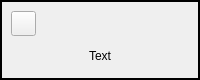
Old version of the form UI/operationblockwidget.ui in the repository FreddyDurkee/HipSegmenter.
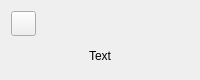
New version of the form. Icons and pictures are not drawn.

```diff
--- a/UI/operationblockwidget.ui
+++ b/UI/operationblockwidget.ui
@@ -35,10 +35,10 @@
    <enum>Qt::LeftToRight</enum>
   </property>
   <property name="autoFillBackground">
-   <bool>false</bool>
+   <bool>true</bool>
   </property>
   <property name="styleSheet">
-   <string notr="true">QWidget#OperationBlockWidget {border: 2px solid black}</string>
+   <string notr="true">QWidget#OperationBlockWidget {border: 0px solid black}</string>
   </property>
   <layout class="QGridLayout" name="gridLayout">
    <item row="0" column="0" alignment="Qt::AlignLeft">
```
